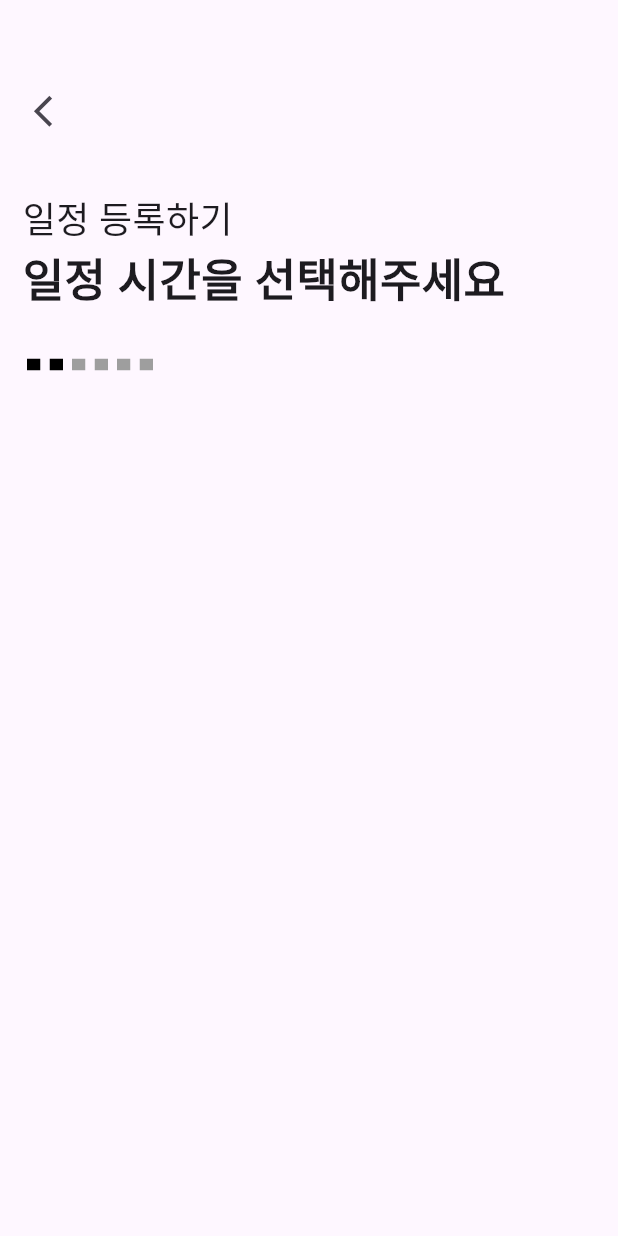
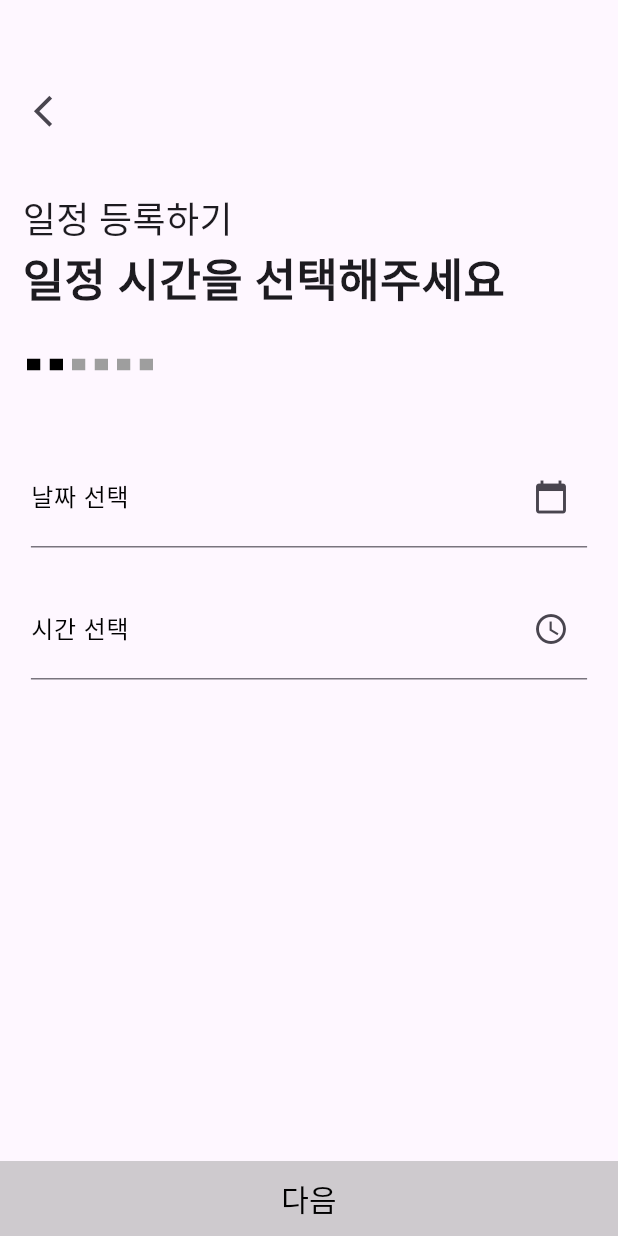
Before and after one commit to H0ngJu/atti, a Flutter app: the ScheduleRegister2 screen opened directly, on a phone screen of 412 x 824 dp. Run offline on Flutter 3.47's test engine with Material 3 defaults, Android fonts, the phone set to English and light mode, and no system bars; drawn by our look-alikes of step_progress_indicator; our stand-ins replace firebase_core, get; accounts and stored records are empty.

Commit message:
feature/#3/일정 확인 제외 일정 등록 ui 작업 완료

```diff
--- /dev/null
+++ b/lib/commons/BottomNextButton.dart
@@ -0,0 +1,37 @@
+// 화면 하단의 다음 버튼
+// 사용법 :
+// NextButton(next: ScheduleRegister2(), content: '다음', isEnabled: isButtonEnabled())
+// next: 버튼을 눌렀을 때 이동할 위젯, content: 버튼에 들어갈 텍스트, isEnabled: 버튼 활성화 여부 (필요없으면 true 넣으면 됨)
+import 'package:flutter/material.dart';
+
+class NextButton extends StatelessWidget {
+  const NextButton({super.key, this.next, this.content, required this.isEnabled});
+
+  final next;
+  final content;
+  final bool isEnabled; // 버튼 활성화 여부
+
+  @override
+  Widget build(BuildContext context) {
+    return TextButton(
+      onPressed: isEnabled
+          ? () {
+              Navigator.push(
+                context,
+                MaterialPageRoute(builder: (context) => next),
+              );
+            }
+          : null,
+      child: Text(
+        content,
+        style: TextStyle(color: Colors.black, fontSize: 20),
+      ),
+      style: ButtonStyle(
+          backgroundColor: MaterialStateProperty.all(isEnabled ? Colors.grey : Colors.grey.withOpacity(0.5)), // 비활성화일 때 색상을 조절
+          minimumSize: MaterialStateProperty.all(Size(double.infinity, 50)),
+          shape: MaterialStateProperty.all(RoundedRectangleBorder(
+            borderRadius: BorderRadius.zero,
+          ))),
+    );
+  }
+}
--- a/lib/commons/DetailPageTitle.dart
+++ b/lib/commons/DetailPageTitle.dart
@@ -1,4 +1,12 @@
 // 상세 페이지 윗부분 (뒤로가기 아이콘, 제목과 설명, 진행도)
+// 사용법 :
+// DetailPageTitle(
+//                   title: '일정 등록하기',
+//                   description: '일정 이름을 입력해주세요',
+//                   totalStep: 6,
+//                   currentStep: 1,
+//                 ),
+
 import 'package:flutter/material.dart';
 import 'package:step_progress_indicator/step_progress_indicator.dart';
 
@@ -23,7 +31,9 @@ class _DetailPageTitleState extends State<DetailPageTitle> {
         children: [
           Container( // 뒤로가기 아이콘
             margin: EdgeInsets.only(top: 50, left: 5),
-              child: IconButton(onPressed: (){}, icon: Icon(Icons.arrow_back_ios_outlined, size: 25))),
+              child: IconButton(onPressed: (){
+                Navigator.of(context).pop();
+              }, icon: Icon(Icons.arrow_back_ios_outlined, size: 25))),
           SizedBox(height: 30.0),
 
           Container(
--- /dev/null
+++ b/lib/data/schedule/controller/schedule_controller.dart
@@ -0,0 +1,10 @@
+import 'package:get/get.dart';
+
+// 일정 등록 컨트롤러
+class ScheduleController extends GetxController {
+  var name = ''.obs;
+  var date = ''.obs;
+  var time = ''.obs;
+  var location = ''.obs;
+  var memo = ''.obs;
+}
--- /dev/null
+++ b/lib/screen/schedule/ScheduleRegister2.dart
@@ -0,0 +1,125 @@
+// 피그마 '일정 등록하기 2' 화면
+import 'package:flutter/material.dart';
+import 'package:get/get.dart';
+
+import 'package:atti/data/schedule/controller/schedule_controller.dart';
+import 'package:atti/commons/DetailPageTitle.dart';
+import 'package:atti/commons/BottomNextButton.dart';
+
+import 'package:atti/screen/schedule/ScheduleRegister3.dart';
+import 'package:intl/intl.dart';
+
+class ScheduleRegister2 extends StatefulWidget {
+  const ScheduleRegister2({super.key});
+
+  @override
+  State<ScheduleRegister2> createState() => _ScheduleRegister2State();
+}
+
+class _ScheduleRegister2State extends State<ScheduleRegister2> {
+  final ScheduleController scheduleController = Get.put(ScheduleController());
+
+  final TextEditingController _dateController = TextEditingController();
+  final TextEditingController _timeController = TextEditingController();
+  DateTime? selectedDate;
+  TimeOfDay? selectedTime;
+
+  bool isButtonEnabled() {
+    return _dateController.text.isNotEmpty && _timeController.text.isNotEmpty;
+  }
+
+  Future<void> _selectDate(BuildContext context) async {
+    final DateTime? picked = await showDatePicker(
+      context: context,
+      initialDate: selectedDate ?? DateTime.now(),
+      firstDate: DateTime(2000),
+      lastDate: DateTime(2101),
+    );
+
+    if (picked != null) {
+      setState(() {
+        selectedDate = picked;
+        _dateController.text = DateFormat('yyyy-MM-dd').format(selectedDate!);
+        scheduleController.date.value = _dateController.text;
+      });
+    }
+  }
+
+  Future<void> _selectTime(BuildContext context) async {
+    final TimeOfDay? picked = await showTimePicker(
+      context: context,
+      initialTime: selectedTime ?? TimeOfDay.now(),
+    );
+
+    if (picked != null) {
+      setState(() {
+        selectedTime = picked;
+        _timeController.text = picked.format(context);
+        scheduleController.time.value = _timeController.text;
+      });
+    }
+  }
+
+  @override
+  Widget build(BuildContext context) {
+    return Scaffold(
+      body: Column(
+        children: [
+          Expanded(
+            child: SingleChildScrollView(
+              child: Column(
+                children: [
+                  DetailPageTitle(
+                    title: '일정 등록하기',
+                    description: '일정 시간을 선택해주세요',
+                    totalStep: 6,
+                    currentStep: 2,
+                  ),
+                  SizedBox(height: 50),
+                  Container(
+                    width: MediaQuery.of(context).size.width * 0.9,
+                    child: TextField(
+                      controller: _dateController,
+                      readOnly: true,
+                      onTap: () => _selectDate(context),
+                      style: TextStyle(fontSize: 24),
+                      decoration: InputDecoration(
+                        focusedBorder: UnderlineInputBorder(
+                          borderSide: BorderSide(color: Colors.black),
+                        ),
+                        labelText: '날짜 선택',
+                        labelStyle: TextStyle(color: Colors.black),
+                        suffixIcon: Icon(Icons.calendar_today),
+                      ),
+                    ),
+                  ),
+                  SizedBox(height: 20),
+                  Container(
+                    width: MediaQuery.of(context).size.width * 0.9,
+                    child: TextField(
+                      controller: _timeController,
+                      readOnly: true,
+                      onTap: () => _selectTime(context),
+                      style: TextStyle(fontSize: 24),
+                      decoration: InputDecoration(
+                        focusedBorder: UnderlineInputBorder(
+                          borderSide: BorderSide(color: Colors.black),
+                        ),
+                        labelText: '시간 선택',
+                        labelStyle: TextStyle(color: Colors.black),
+                        suffixIcon: Icon(Icons.access_time),
+                      ),
+                    ),
+                  ),
+                ],
+              ),
+            ),
+          ),
+
+          NextButton(next: ScheduleRegister3(), content: '다음', isEnabled: isButtonEnabled()),
+        ],
+      ),
+
+    );
+  }
+}
```
Also changed, not shown: lib/commons/FinishScreen.dart (added, +44 -0 lines), lib/main.dart (+10 -1 lines), lib/screen/schedule/ScheduleRegister1.dart (added, +65 -0 lines), lib/screen/schedule/ScheduleRegister3.dart (added, +64 -0 lines), lib/screen/schedule/ScheduleRegister4.dart (added, +64 -0 lines), lib/screen/schedule/ScheduleRegisterCheck.dart (added, +53 -0 lines), lib/screen/schedule/ScheduleRegisterFinish.dart (added, +28 -0 lines), lib/screen/schedule/schedule.dart (deleted, +0 -107 lines), pubspec.yaml (+6 -2 lines), lib/assets/images/hurrayatti.png (added), pubspec.lock.
